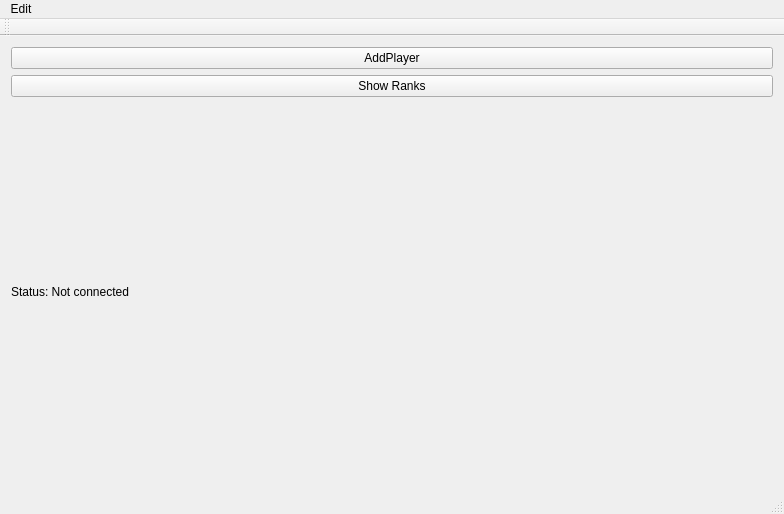
GabrielDinca25/BDPROJECT, file DatabaseProjectMartialArts/mainwindow.ui: the form before one commit.
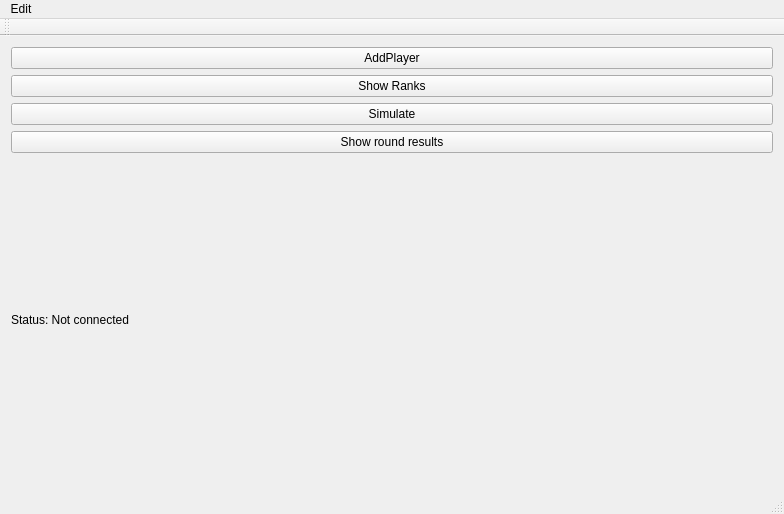
The form after the commit.

Commit message: Added Update and Simulate Fights functionality, fixed remote db connection

```diff
--- a/DatabaseProjectMartialArts/mainwindow.ui
+++ b/DatabaseProjectMartialArts/mainwindow.ui
@@ -29,6 +29,20 @@
       </property>
      </widget>
     </item>
+    <item>
+     <widget class="QPushButton" name="Simulate">
+      <property name="text">
+       <string>Simulate</string>
+      </property>
+     </widget>
+    </item>
+    <item>
+     <widget class="QPushButton" name="simulareLupta">
+      <property name="text">
+       <string>Show round results</string>
+      </property>
+     </widget>
+    </item>
     <item>
      <widget class="QLabel" name="connectionStatus">
       <property name="text">
```
The commit also changes 10 other files.
